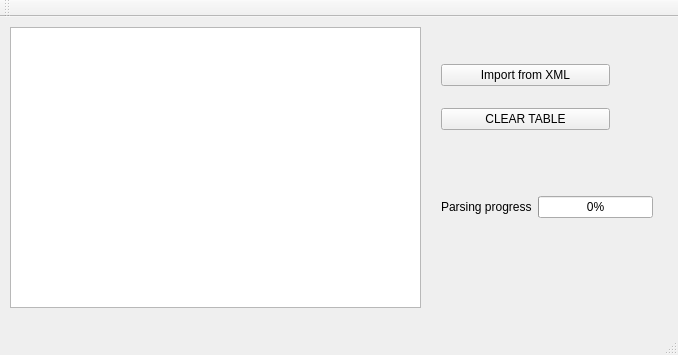
VladGuryev/xml_parser_table_vis, file mainwindow.ui: the form before one commit.
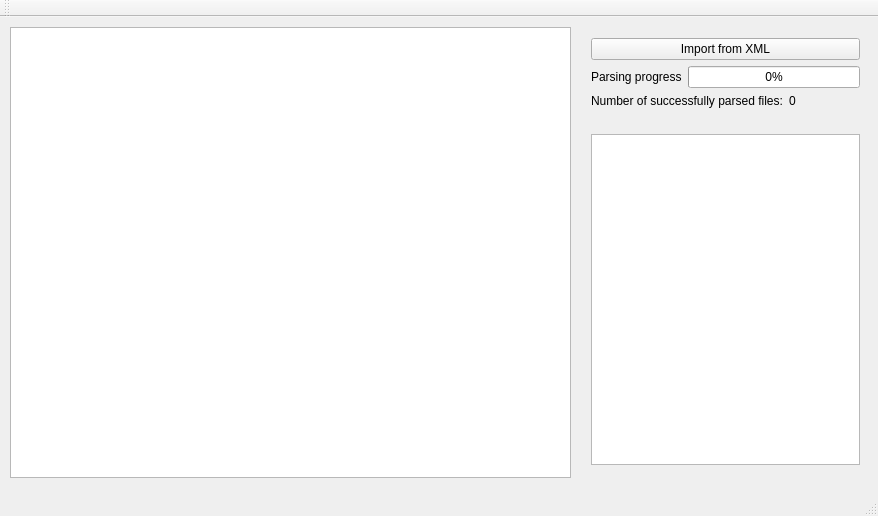
The form after the commit.

Commit message: The xml import and representation realized, the errors are handled

The edit to the form file:
```diff
--- a/mainwindow.ui
+++ b/mainwindow.ui
@@ -6,33 +6,39 @@
    <rect>
     <x>0</x>
     <y>0</y>
-    <width>678</width>
-    <height>355</height>
+    <width>878</width>
+    <height>516</height>
    </rect>
   </property>
+  <property name="sizePolicy">
+   <sizepolicy hsizetype="Fixed" vsizetype="Fixed">
+    <horstretch>0</horstretch>
+    <verstretch>0</verstretch>
+   </sizepolicy>
+  </property>
   <property name="windowTitle">
    <string>MainWindow</string>
   </property>
   <widget class="QWidget" name="centralWidget">
-   <widget class="QTableView" name="tableView">
+   <property name="sizePolicy">
+    <sizepolicy hsizetype="Fixed" vsizetype="Fixed">
+     <horstretch>0</horstretch>
+     <verstretch>0</verstretch>
+    </sizepolicy>
+   </property>
+   <widget class="QWidget" name="verticalLayoutWidget_3">
     <property name="geometry">
      <rect>
-      <x>10</x>
+      <x>580</x>
       <y>10</y>
-      <width>411</width>
-      <height>281</height>
+      <width>291</width>
+      <height>449</height>
      </rect>
     </property>
-   </widget>
-   <widget class="QWidget" name="verticalLayoutWidget">
-    <property name="geometry">
-     <rect>
-      <x>430</x>
-      <y>20</y>
-      <width>191</width>
-      <height>121</height>
-     </rect>
-    </property>
+    <layout class="QVBoxLayout" name="verticalLayout_3">
+     <item>
+      <layout class="QVBoxLayout" name="verticalLayout_2">
+       <item>
     <layout class="QVBoxLayout" name="verticalLayout">
      <item>
       <widget class="QPushButton" name="importXmlBtn">
@@ -46,27 +52,6 @@
       </widget>
      </item>
      <item>
-      <widget class="QPushButton" name="pushButton_2">
-       <property name="styleSheet">
-        <string notr="true">font: 14pt &quot;MS Shell Dlg 2&quot;; 
-</string>
-       </property>
-       <property name="text">
-        <string>CLEAR TABLE</string>
-       </property>
-      </widget>
-     </item>
-    </layout>
-   </widget>
-   <widget class="QWidget" name="horizontalLayoutWidget">
-    <property name="geometry">
-     <rect>
-      <x>430</x>
-      <y>150</y>
-      <width>234</width>
-      <height>80</height>
-     </rect>
-    </property>
     <layout class="QHBoxLayout" name="horizontalLayout">
      <item>
       <widget class="QLabel" name="label">
@@ -86,6 +71,62 @@
       </widget>
      </item>
     </layout>
+         </item>
+        </layout>
+       </item>
+      </layout>
+     </item>
+     <item>
+      <layout class="QHBoxLayout" name="horizontalLayout_2">
+       <item>
+        <widget class="QLabel" name="label_2">
+         <property name="styleSheet">
+          <string notr="true">font: 12pt &quot;MS Shell Dlg 2&quot;; </string>
+         </property>
+         <property name="text">
+          <string>Number of successfully parsed files:</string>
+         </property>
+        </widget>
+       </item>
+       <item>
+        <widget class="QLabel" name="okFilesLabel">
+         <property name="styleSheet">
+          <string notr="true">font: 12pt &quot;MS Shell Dlg 2&quot;; </string>
+         </property>
+         <property name="text">
+          <string>0</string>
+         </property>
+        </widget>
+       </item>
+      </layout>
+     </item>
+     <item>
+      <spacer name="horizontalSpacer">
+       <property name="orientation">
+        <enum>Qt::Horizontal</enum>
+       </property>
+       <property name="sizeHint" stdset="0">
+        <size>
+         <width>40</width>
+         <height>20</height>
+        </size>
+       </property>
+      </spacer>
+     </item>
+     <item>
+      <widget class="QPlainTextEdit" name="errorField"/>
+     </item>
+    </layout>
+   </widget>
+   <widget class="QTableView" name="tableView">
+    <property name="geometry">
+     <rect>
+      <x>10</x>
+      <y>10</y>
+      <width>561</width>
+      <height>451</height>
+     </rect>
+    </property>
    </widget>
   </widget>
   <widget class="QMenuBar" name="menuBar">
```
Left out of the diff: 2 changed lines with no effect on the pictures. Lines whose indentation alone changed are shown as unchanged. The commit also changes 7 other files.
